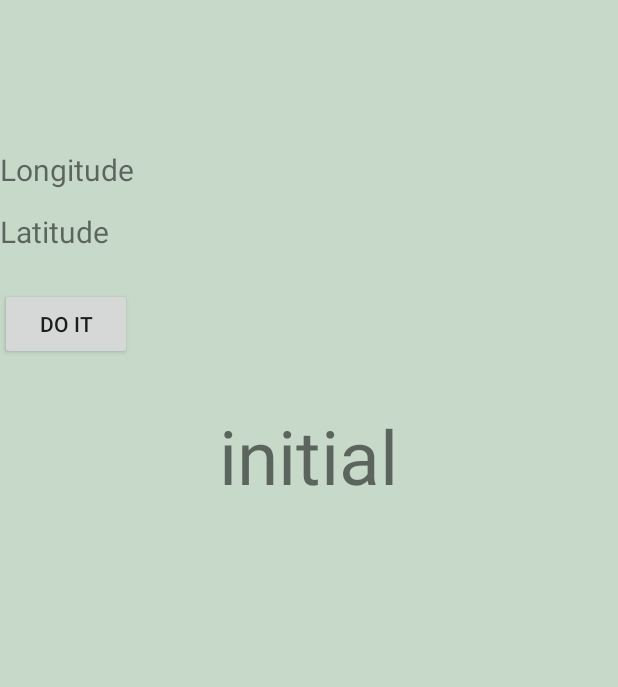
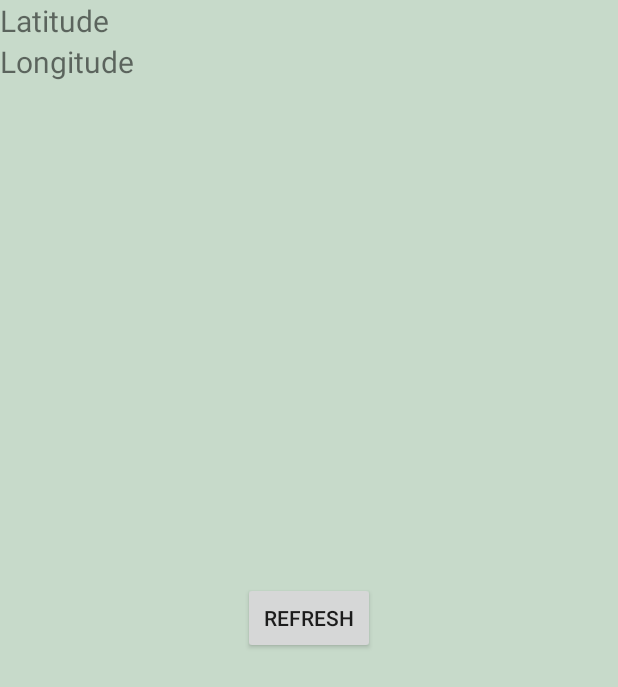
Before and after one commit to maheshuk31/KillerRobotApplication, an Android app: the GPSActivity screen opened directly, with no data from a screen before it, on a phone screen of 412 x 824 dp. Shown: the top 687 px of the screen. Run offline under Robolectric (Android 15) with nearby library versions, the phone set to English and light mode, and no system bars.

Commit message:
Updated the bug to a temporary fix till due time, a button refreshes the page, still would rather the back button do that or some automated way. Comment upgraded and various looks. Still need to clean up the GPS screen make it a bit more better, add maybe a text view explaining this feature. However currently everything is working.

```diff
--- a/app/src/main/java/com/example/maheshuk31/killerrobotapplication/AntennaActivity.java
+++ b/app/src/main/java/com/example/maheshuk31/killerrobotapplication/AntennaActivity.java
@@ -21,17 +21,13 @@ import android.widget.TextView;
  */
 public class AntennaActivity extends AppCompatActivity {
 
-    private TextView txtAntennaTitle, txtAntennaTextPt1, txtAntennaTextPt2, txtAntennaTextPt3;
+    private TextView txtAntennaTextPt1, txtAntennaTextPt2, txtAntennaTextPt3;
     private ImageButton imgBtnAntennaVideo;
 
     @Override
     protected void onCreate(Bundle savedInstanceState) {
         super.onCreate(savedInstanceState);
         setContentView(R.layout.activity_antenna);
-
-//        txtAntennaTitle = (TextView) findViewById(R.id.txtAntennaTitle);
-//        Typeface typeFace = Typeface.createFromAsset(getAssets(),"fonts/disposabledroidbb.ttf");
-//        txtAntennaTitle.setTypeface(typeFace);
 
         txtAntennaTextPt1 = (TextView) findViewById(R.id.txtAntennaTextPt1);
         txtAntennaTextPt2 = (TextView) findViewById(R.id.txtAntennaTextPt2);
@@ -72,7 +68,6 @@ public class AntennaActivity extends AppCompatActivity {
         imgBtnAntennaVideo.setOnClickListener(new View.OnClickListener() {
             @Override
             public void onClick(View v) {
-                //startActivity(new Intent(Intent.ACTION_VIEW, Uri.parse("https://www.youtube.com/watch?v=MqTPwz2QCKc")));
                 outclickYoutube("MqTPwz2QCKc");
             }
         });
--- a/app/src/main/java/com/example/maheshuk31/killerrobotapplication/GPSActivity.java
+++ b/app/src/main/java/com/example/maheshuk31/killerrobotapplication/GPSActivity.java
@@ -21,8 +21,8 @@ import android.widget.TextView;
  */
 public class GPSActivity extends AppCompatActivity implements LocationListener {
 
-    private TextView txtLong, txtLati, txtTest;
-    private Button btnGetGPS;
+    private TextView txtLong, txtLati;
+    private Button btnGPSRefresh;
     private String stringLongitude, stringLatitude;
     private LocationManager locationManager;
     private final int MY_PERMISSIONS_REQUEST_FINE_LOCATION = 6;
@@ -34,16 +34,10 @@ public class GPSActivity extends AppCompatActivity implements LocationListener {
          * the permission.
          */
         if (Build.VERSION.SDK_INT >= Build.VERSION_CODES.M) {
-            if (checkSelfPermission(Manifest.permission.ACCESS_FINE_LOCATION)
-                    != PackageManager.PERMISSION_GRANTED) {
-
-                if (ActivityCompat.shouldShowRequestPermissionRationale(this,
-                        Manifest.permission.ACCESS_FINE_LOCATION)) {
+            if (checkSelfPermission(Manifest.permission.ACCESS_FINE_LOCATION) != PackageManager.PERMISSION_GRANTED) {
+                if (ActivityCompat.shouldShowRequestPermissionRationale(this, Manifest.permission.ACCESS_FINE_LOCATION)) {
                 } else {
-
-                    ActivityCompat.requestPermissions(this,
-                            new String[]{Manifest.permission.ACCESS_FINE_LOCATION},
-                            MY_PERMISSIONS_REQUEST_FINE_LOCATION);
+                    ActivityCompat.requestPermissions(this, new String[]{Manifest.permission.ACCESS_FINE_LOCATION}, MY_PERMISSIONS_REQUEST_FINE_LOCATION);
                 }
             } else {
                 getGPS();
@@ -56,9 +50,14 @@ public class GPSActivity extends AppCompatActivity implements LocationListener {
 
         txtLong = (TextView) findViewById(R.id.txtLong);
         txtLati = (TextView) findViewById(R.id.txtLati);
-        txtTest = (TextView) findViewById(R.id.txtTest);
 
-        btnGetGPS = (Button) findViewById(R.id.btnGetGPS);
+        btnGPSRefresh = (Button) findViewById(R.id.btnGPSRefresh);
+        btnGPSRefresh.setOnClickListener(new View.OnClickListener() {
+            @Override
+            public void onClick(View v) {
+                recreate();
+            }
+        });
     }
 
     /**
@@ -92,7 +91,9 @@ public class GPSActivity extends AppCompatActivity implements LocationListener {
     }
 
     /**
-     * Default method of when the GPS location changed and stores into a string every time.
+     * Default method of when the GPS location changed and stores into a string every time. It is rounded
+     * to 5 decimal places for accuracy. There is a checker to see if the user is within one of the GPS
+     * points where the activity will open upon being there.
      *
      * @param location Default parameter needed for locations to be obtained.
      */
@@ -160,4 +161,5 @@ public class GPSActivity extends AppCompatActivity implements LocationListener {
     @Override
     public void onProviderDisabled(String provider) {
     }
+
 }
--- a/app/src/main/java/com/example/maheshuk31/killerrobotapplication/MainActivity.java
+++ b/app/src/main/java/com/example/maheshuk31/killerrobotapplication/MainActivity.java
@@ -44,7 +44,6 @@ public class MainActivity extends AppCompatActivity {
         setContentView(R.layout.activity_main);
 
         imgRobot = (ImageView) findViewById(R.id.imgRobot);
-
 
         txtIntroduction = (TextView) findViewById(R.id.txtIntroduction);
         txtIntroduction.setText("With technology era in full force it's no secret robots are a pivotal part " +
--- a/app/src/main/res/layout/content_gps.xml
+++ b/app/src/main/res/layout/content_gps.xml
@@ -13,38 +13,26 @@
         android:id="@+id/txtLong"
         android:layout_width="wrap_content"
         android:layout_height="wrap_content"
-        android:layout_alignParentStart="true"
         android:textSize="20dp"
-        android:layout_alignParentTop="true"
-        android:layout_marginTop="99dp"
-        android:text="Longitude" />
+        android:text="Longitude"
+        android:layout_below="@+id/txtLati"
+        android:layout_alignParentStart="true" />
 
     <TextView
         android:id="@+id/txtLati"
         android:layout_width="wrap_content"
         android:layout_height="wrap_content"
         android:textSize="20dp"
-        android:layout_marginTop="14dp"
         android:text="Latitude"
-        android:layout_below="@+id/txtLong"
+        android:layout_alignParentTop="true"
         android:layout_alignParentStart="true" />
 
     <Button
-        android:id="@+id/btnGetGPS"
+        android:id="@+id/btnGPSRefresh"
         android:layout_width="wrap_content"
         android:layout_height="wrap_content"
-        android:layout_alignParentStart="true"
-        android:layout_below="@+id/txtLati"
-        android:layout_marginTop="24dp"
-        android:text="Do It" />
+        android:layout_centerHorizontal="true"
+        android:layout_centerVertical="true"
+        android:text="Refresh" />
 
-    <TextView
-        android:id="@+id/txtTest"
-        android:layout_width="wrap_content"
-        android:layout_height="wrap_content"
-        android:layout_below="@+id/btnGetGPS"
-        android:layout_centerHorizontal="true"
-        android:layout_marginTop="30dp"
-        android:textSize="50dp"
-        android:text="initial" />
 </RelativeLayout>
```
